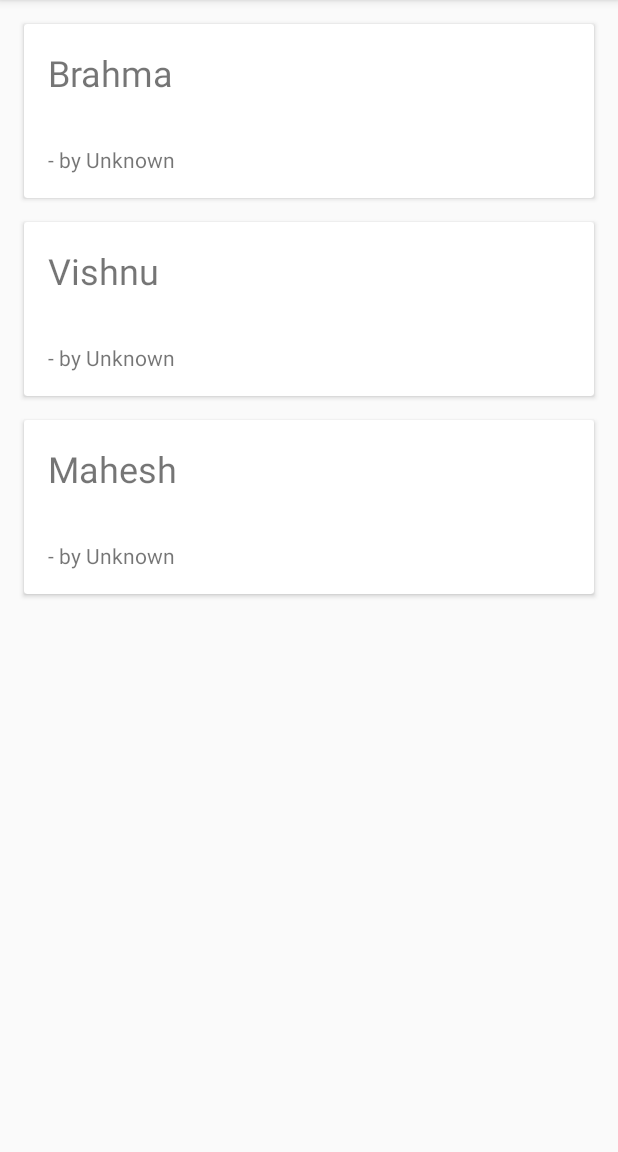
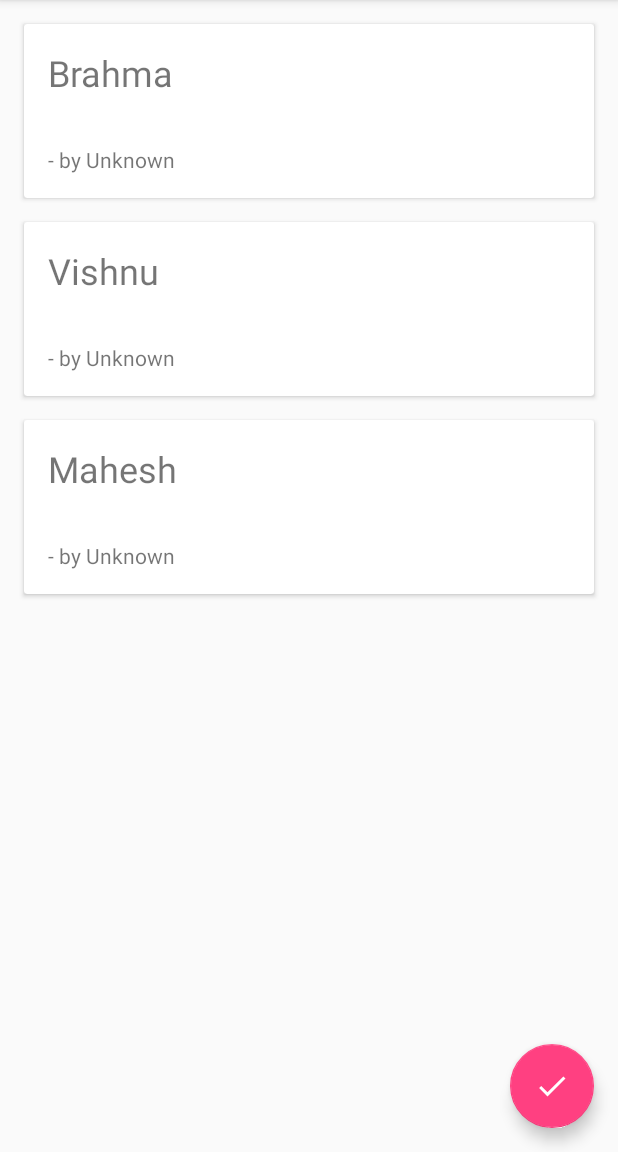
Before and after one commit to brunokrebs/android-to-do, an Android app: the screen it shows after launch (MainActivity), on a phone screen of 412 x 824 dp, the part 84-1236 px from its top. Run offline under Robolectric (Android 15) with nearby library versions, the phone set to English and light mode, and no system bars.

Commit message:
adding icon to floating button

```diff
--- /dev/null
+++ b/app/src/main/res/drawable/ic_check_white_24dp.xml
@@ -0,0 +1,5 @@
+<vector android:height="24dp" android:tint="#FFFFFF"
+    android:viewportHeight="24.0" android:viewportWidth="24.0"
+    android:width="24dp" xmlns:android="http://schemas.android.com/apk/res/android">
+    <path android:fillColor="#FF000000" android:pathData="M9,16.17L4.83,12l-1.42,1.41L9,19 21,7l-1.41,-1.41z"/>
+</vector>
--- a/app/src/main/res/layout/activity_main.xml
+++ b/app/src/main/res/layout/activity_main.xml
@@ -1,5 +1,6 @@
 <?xml version="1.0" encoding="utf-8"?>
 <androidx.constraintlayout.widget.ConstraintLayout xmlns:android="http://schemas.android.com/apk/res/android"
+    xmlns:app="http://schemas.android.com/apk/res-auto"
     xmlns:tools="http://schemas.android.com/tools"
     android:layout_width="match_parent"
     android:layout_height="match_parent"
@@ -7,9 +8,25 @@
 
     <ListView
         android:id="@+id/micro_posts"
-        android:layout_width="match_parent"
-        android:layout_height="match_parent"
+        android:layout_width="0dp"
+        android:layout_height="0dp"
         android:divider="@null"
         android:paddingTop="8dp"
-        android:paddingBottom="8dp"/>
+        android:paddingBottom="8dp"
+        app:layout_constraintBottom_toBottomOf="parent"
+        app:layout_constraintEnd_toEndOf="parent"
+        app:layout_constraintStart_toStartOf="parent"
+        app:layout_constraintTop_toTopOf="parent" />
+
+    <com.google.android.material.floatingactionbutton.FloatingActionButton
+        android:id="@+id/floatingActionButton"
+        android:layout_width="wrap_content"
+        android:layout_height="wrap_content"
+        android:layout_gravity="end|bottom"
+        android:layout_marginEnd="16dp"
+        android:layout_marginRight="16dp"
+        android:layout_marginBottom="16dp"
+        android:src="@drawable/ic_check_white_24dp"
+        app:layout_constraintBottom_toBottomOf="@+id/micro_posts"
+        app:layout_constraintEnd_toEndOf="@+id/micro_posts" />
 </androidx.constraintlayout.widget.ConstraintLayout>
```
